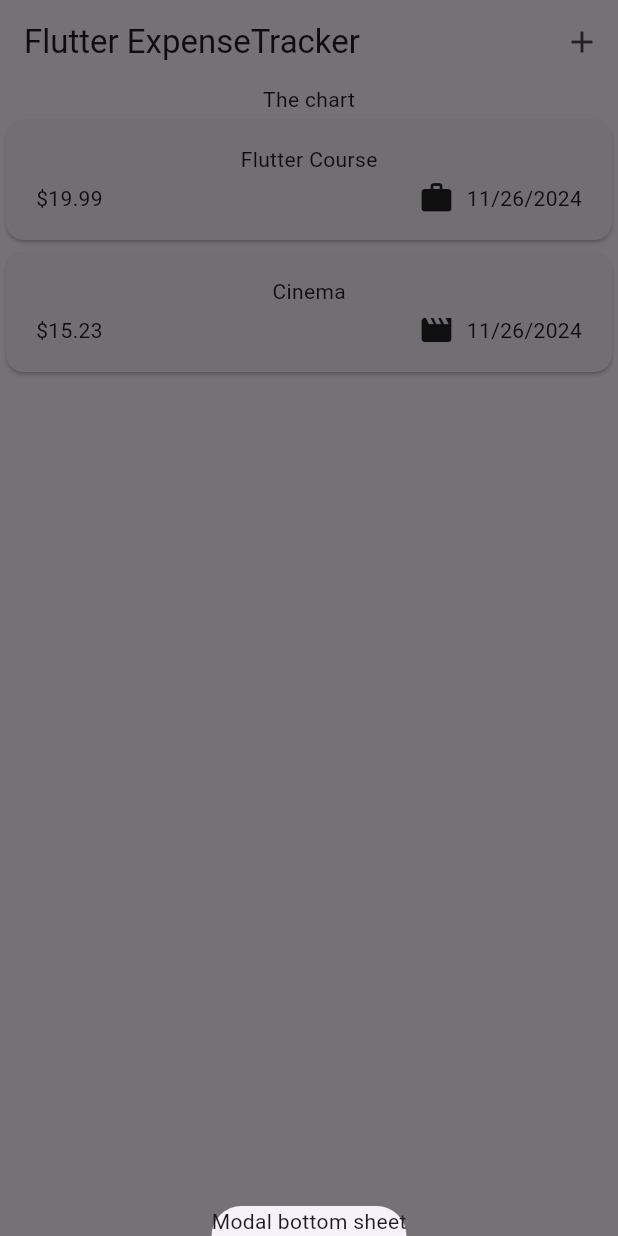
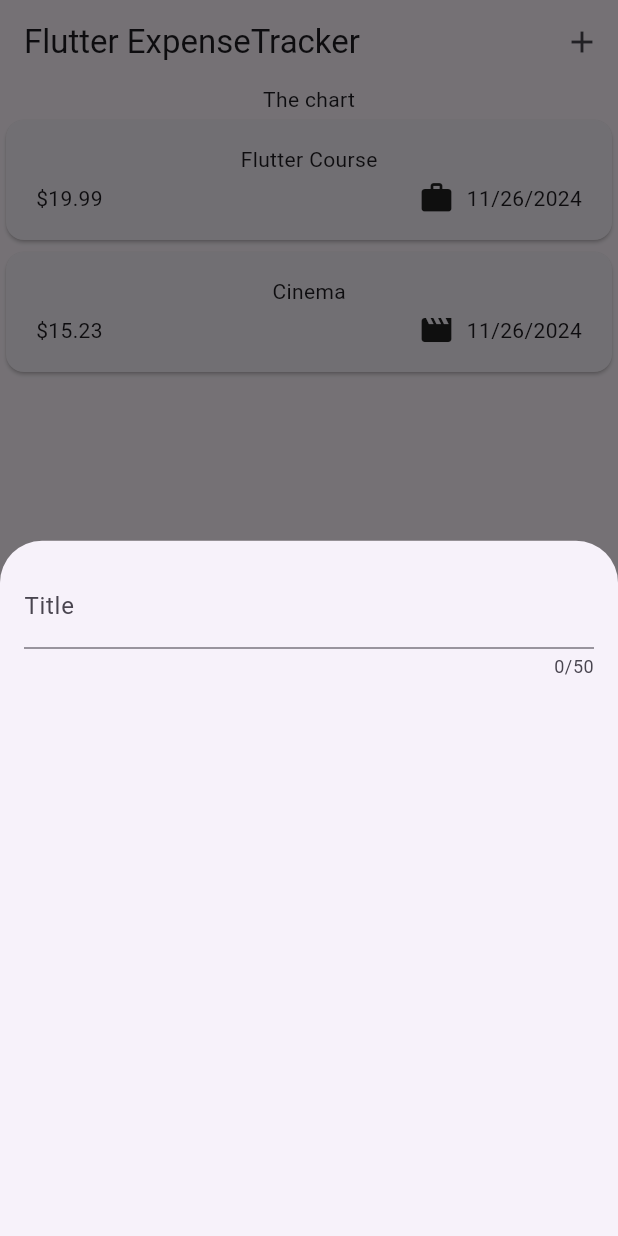
Before and after one commit to CodeLaboratory-Patrick/Flutter_ExpenseTracker, a Flutter app: the screen it shows after launch, after a tap on the "add" icon, on a phone screen of 412 x 824 dp. Run offline on Flutter 3.47's test engine with Material 3 defaults, Android fonts, the phone set to English and light mode, and no system bars.

Commit message:
Handling User(Text) Input with the TextField Widget.

```diff
--- a/lib/widgets/expenses.dart
+++ b/lib/widgets/expenses.dart
@@ -1,3 +1,4 @@
+import 'package:expense_tracker/widgets/new_expense.dart';
 import 'package:flutter/material.dart';
 
 import 'package:expense_tracker/widgets/expenses_list/expenses_list.dart';
@@ -27,7 +28,10 @@ class _ExpensesState extends State<Expenses> {
   ];
 
   void _openAddExpenseOverlay() {
-    showModalBottomSheet(context: context, builder: (ctx) => Text('Modal bottom sheet'));
+    showModalBottomSheet(
+      context: context,
+      builder: (ctx) => const NewExpense()
+      );
   }
 
   @override
--- /dev/null
+++ b/lib/widgets/new_expense.dart
@@ -0,0 +1,29 @@
+import 'package:flutter/material.dart';
+
+class NewExpense extends StatefulWidget {
+  const NewExpense({super.key});
+
+  @override
+  State<NewExpense> createState() {
+    return _NewExpenseState();
+  }
+}
+
+class _NewExpenseState extends State<NewExpense> {
+  @override
+  Widget build(BuildContext context) {
+    return Padding(
+      padding: const EdgeInsets.all(16),
+      child: Column(
+        children: const [
+          TextField(
+            maxLength: 50,
+            decoration: InputDecoration(
+              label: Text('Title'),
+            ),
+          ),
+        ],
+      ),
+    );
+  }
+}
```
Also changed, not shown: 1 other file.
